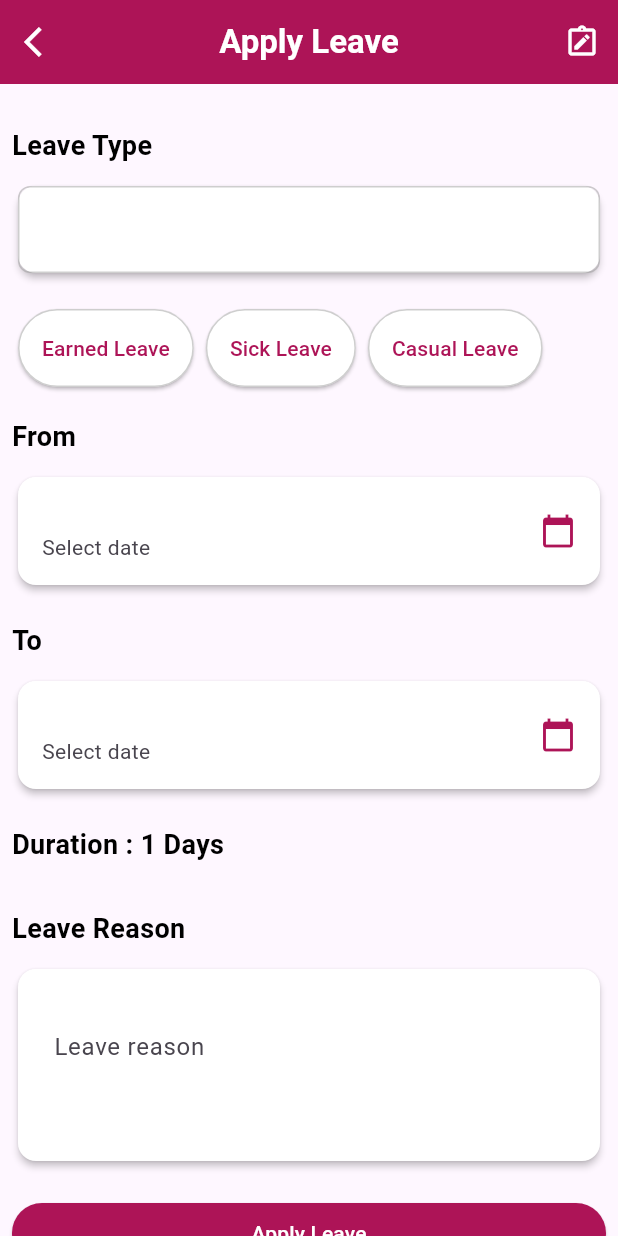
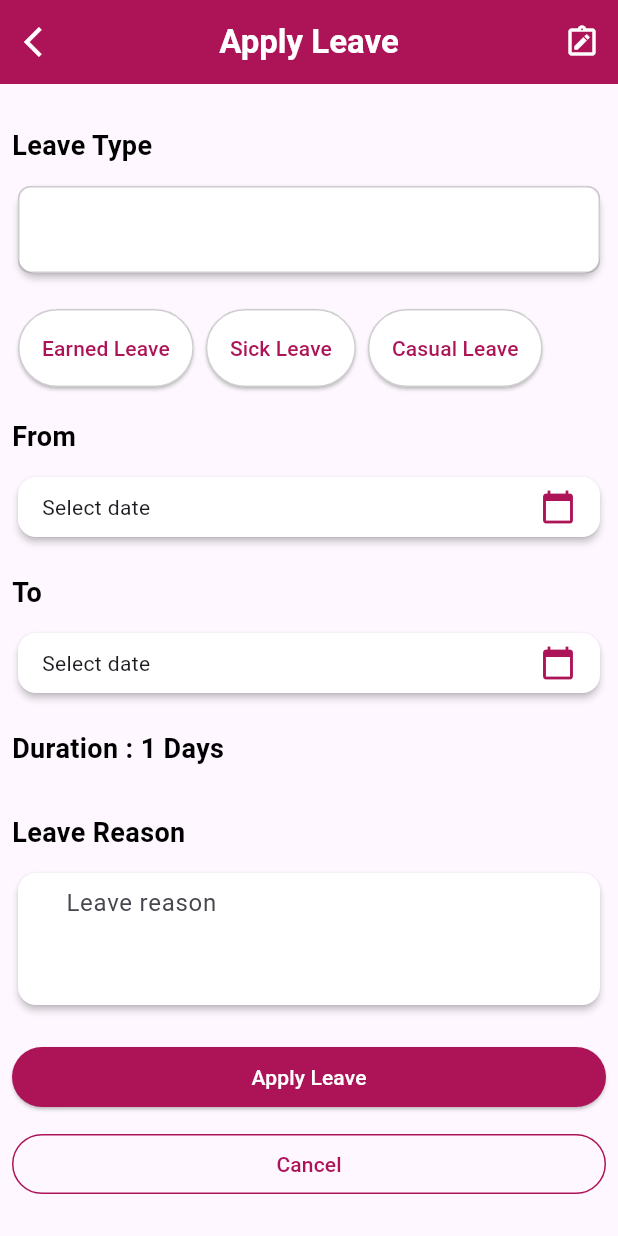
Before and after one commit to telphatech/TS_System_App, a Flutter app: the screen it shows after launch, after a tap on the "add" icon, on a phone screen of 412 x 824 dp. Run offline on Flutter 3.47's test engine with Material 3 defaults, Android fonts, the phone set to English and light mode, and no system bars.

Commit message:
FromDateChange

```diff
--- a/lib/modules/employee/leave/presentation/views/apply_leave_mobile_view.dart
+++ b/lib/modules/employee/leave/presentation/views/apply_leave_mobile_view.dart
@@ -12,6 +12,7 @@ class _ApplyLeaveMobileViewState extends State<ApplyLeaveMobileView> {
   DateTime? toDate;
   int duration = 1;
   String selectedLeaveType = '';
+  TextEditingController reasonController = TextEditingController();
 
   @override
   Widget build(BuildContext context) {
@@ -171,22 +172,26 @@ class _ApplyLeaveMobileViewState extends State<ApplyLeaveMobileView> {
               Card(
                 color: Colors.white,
                 elevation: 2,
-                child: ListTile(
-                  contentPadding: EdgeInsets.symmetric(horizontal: 16),
-                  trailing: Icon(
-                    Icons.calendar_today,
-                    color: Colors.pink[800],
+                child: Padding(
+                  padding: const EdgeInsets.symmetric(
+                      vertical: 8.0, horizontal: 16.0),
+                  child: Row(
+                    mainAxisAlignment: MainAxisAlignment.spaceBetween,
+                    children: [
+                      Expanded(
+                        child: Text(
+                          fromDate != null
+                              ? '${fromDate!.day}/${fromDate!.month}/${fromDate!.year}'
+                              : 'Select date',
                         ),
-                  subtitle: fromDate != null
-                      ? Text(
-                          '${fromDate!.day}/${fromDate!.month}/${fromDate!.year}',
-                        )
-                      : Text('Select date'),
+                      ),
+                      GestureDetector(
                         onTap: () async {
                           final DateTime? pickedDate = await showDatePicker(
                             context: context,
-                      initialDate: fromDate ?? DateTime.now(),
-                      firstDate: DateTime.now(),
+                            initialDate: fromDate ??
+                                DateTime.now().add(Duration(days: 1)),
+                            firstDate: DateTime.now().add(Duration(days: 1)),
                             lastDate: DateTime(DateTime.now().year + 1),
                           );
                           if (pickedDate != null && pickedDate != fromDate) {
@@ -194,12 +199,20 @@ class _ApplyLeaveMobileViewState extends State<ApplyLeaveMobileView> {
                               fromDate = pickedDate;
                               _calculateDuration();
 
-                        if (toDate == null || fromDate!.isAfter(toDate!)) {
+                              if (toDate == null ||
+                                  fromDate!.isAfter(toDate!)) {
                                 toDate = fromDate!.add(Duration(days: 1));
                               }
                             });
                           }
                         },
+                        child: Icon(
+                          Icons.calendar_today,
+                          color: Colors.pink[800],
+                        ),
+                      ),
+                    ],
+                  ),
                 ),
               ),
               SizedBox(height: 20),
@@ -215,23 +228,28 @@ class _ApplyLeaveMobileViewState extends State<ApplyLeaveMobileView> {
               Card(
                 color: Colors.white,
                 elevation: 2,
-                child: ListTile(
-                  contentPadding: EdgeInsets.symmetric(horizontal: 16),
-                  trailing: Icon(
-                    Icons.calendar_today,
-                    color: Colors.pink[800],
+                child: Padding(
+                  padding: const EdgeInsets.symmetric(
+                      vertical: 8.0, horizontal: 16.0),
+                  child: Row(
+                    mainAxisAlignment: MainAxisAlignment.spaceBetween,
+                    children: [
+                      Expanded(
+                        child: Text(
+                          toDate != null
+                              ? '${toDate!.day}/${toDate!.month}/${toDate!.year}'
+                              : 'Select date',
                         ),
-                  subtitle: toDate != null
-                      ? Text(
-                          '${toDate!.day}/${toDate!.month}/${toDate!.year}',
-                        )
-                      : Text('Select date'),
+                      ),
+                      GestureDetector(
                         onTap: () async {
                           final DateTime? pickedDate = await showDatePicker(
                             context: context,
                             initialDate: toDate ??
-                          (fromDate ?? DateTime.now()).add(Duration(days: 1)),
-                      firstDate: fromDate ?? DateTime.now(),
+                                (fromDate ?? DateTime.now())
+                                    .add(Duration(days: 1)),
+                            firstDate: fromDate ??
+                                DateTime.now().add(Duration(days: 1)),
                             lastDate: DateTime(DateTime.now().year + 1),
                           );
                           if (pickedDate != null && pickedDate != toDate) {
@@ -241,6 +259,13 @@ class _ApplyLeaveMobileViewState extends State<ApplyLeaveMobileView> {
                             });
                           }
                         },
+                        child: Icon(
+                          Icons.calendar_today,
+                          color: Colors.pink[800],
+                        ),
+                      ),
+                    ],
+                  ),
                 ),
               ),
               SizedBox(height: 20),
@@ -266,14 +291,15 @@ class _ApplyLeaveMobileViewState extends State<ApplyLeaveMobileView> {
               Card(
                 color: Colors.white,
                 elevation: 2,
-                child: ListTile(
-                  title: Text('', style: TextStyle(color: Colors.black)),
-                  subtitle: TextField(
+                child: Padding(
+                  padding: const EdgeInsets.symmetric(horizontal: 16.0),
+                  child: TextField(
                     maxLines: 3,
                     decoration: InputDecoration(
                       hintText: 'Leave reason',
                       border: InputBorder.none,
-                      contentPadding: EdgeInsets.all(8),
+                      contentPadding:
+                          EdgeInsets.only(left: 16.0, top: 8.0, bottom: 8.0),
                     ),
                   ),
                 ),
@@ -291,7 +317,16 @@ class _ApplyLeaveMobileViewState extends State<ApplyLeaveMobileView> {
               ),
               SizedBox(height: 10),
               OutlinedButton(
-                onPressed: () {},
+                onPressed: () {
+                  setState(() {
+                    fromDate = null;
+                    toDate = null;
+                    duration = 1;
+                    selectedLeaveType = '';
+                  });
+                  reasonController
+                      .clear(); // Clear text field after resetting state variables
+                },
                 style: OutlinedButton.styleFrom(
                   side: BorderSide(
                     color: Colors.pink[800]!,
--- a/lib/modules/employee/leave/presentation/views/leave_dashboard_mobile_view.dart
+++ b/lib/modules/employee/leave/presentation/views/leave_dashboard_mobile_view.dart
@@ -1,4 +1,5 @@
 import 'package:flutter/material.dart';
+import './leave_policies.dart';
 import 'package:ts_system/modules/employee/leave/presentation/views/apply_leave_mobile_view.dart';
 
 class LeaveDashboardMobileView extends StatelessWidget {
@@ -16,7 +17,7 @@ class LeaveDashboardMobileView extends StatelessWidget {
             style: TextStyle(fontWeight: FontWeight.bold, color: Colors.white),
           ),
           leading: IconButton(
-            icon: Icon(Icons.arrow_back_ios, color: Colors.white),
+            icon: Icon(Icons.arrow_back_ios_new, color: Colors.white),
             onPressed: () {},
           ),
           actions: [
@@ -50,7 +51,16 @@ class LeaveDashboardMobileView extends StatelessWidget {
                       color: Colors.black,
                     ),
                   ),
-                  Container(
+                  GestureDetector(
+                    onTap: () {
+                      Navigator.push(
+                        context,
+                        MaterialPageRoute(
+                          builder: (context) => LeavePolicies(),
+                        ),
+                      );
+                    },
+                    child: Container(
                       padding: EdgeInsets.all(8.0),
                       child: Text(
                         'Leave Policies',
@@ -59,6 +69,7 @@ class LeaveDashboardMobileView extends StatelessWidget {
                           color: Colors.pink[800],
                           decoration: TextDecoration.underline,
                           decorationColor: Colors.pink[800],
+                        ),
                       ),
                     ),
                   ),
@@ -132,13 +143,13 @@ class LeaveDashboardMobileView extends StatelessWidget {
   }
 }
 
-enum LeaveStatus { Pending, Approved, Cancelled }
-
 class BalanceLeaveCard extends StatelessWidget {
   @override
   Widget build(BuildContext context) {
-    return SizedBox(
-      width: 200,
+    return Padding(
+      padding: const EdgeInsets.only(bottom: 8.0),
+      child: SizedBox(
+        width: 100,
         child: Card(
           child: Column(
             mainAxisAlignment: MainAxisAlignment.center,
@@ -147,11 +158,15 @@ class BalanceLeaveCard extends StatelessWidget {
                 alignment: Alignment.center,
                 children: [
                   SizedBox(
-                  height: 100,
-                  width: 100,
+                    height: 60,
+                    width: 60,
+                    child: Padding(
+                      padding: const EdgeInsets.only(top: 8.0),
                       child: CircularProgressIndicator(
                         value: 0.8,
                         color: Colors.pink[800],
+                        strokeWidth: 4,
+                      ),
                     ),
                   ),
                   Positioned(
@@ -159,7 +174,7 @@ class BalanceLeaveCard extends StatelessWidget {
                       '1/4',
                       style: TextStyle(
                         color: Colors.black,
-                      fontSize: 20,
+                        fontSize: 12,
                         fontWeight: FontWeight.bold,
                       ),
                     ),
@@ -171,11 +186,16 @@ class BalanceLeaveCard extends StatelessWidget {
                 mainAxisAlignment: MainAxisAlignment.center,
                 children: [
                   Icon(Icons.sick_outlined),
-                SizedBox(width: 4),
-                Text('Sick Leave'),
+                  SizedBox(width: 6),
+                  Text(
+                    'Sick Leave',
+                    style: TextStyle(fontSize: 12),
+                  ),
                 ],
               ),
+              SizedBox(height: 6),
             ],
+          ),
         ),
       ),
     );
@@ -294,3 +314,5 @@ class LeaveCard extends StatelessWidget {
     );
   }
 }
+
+enum LeaveStatus { Pending, Approved, Cancelled }
```
Also changed, not shown: lib/modules/employee/leave/presentation/views/leave_policies.dart (added, +60 -0 lines). Lines whose indentation alone changed are shown as unchanged.
